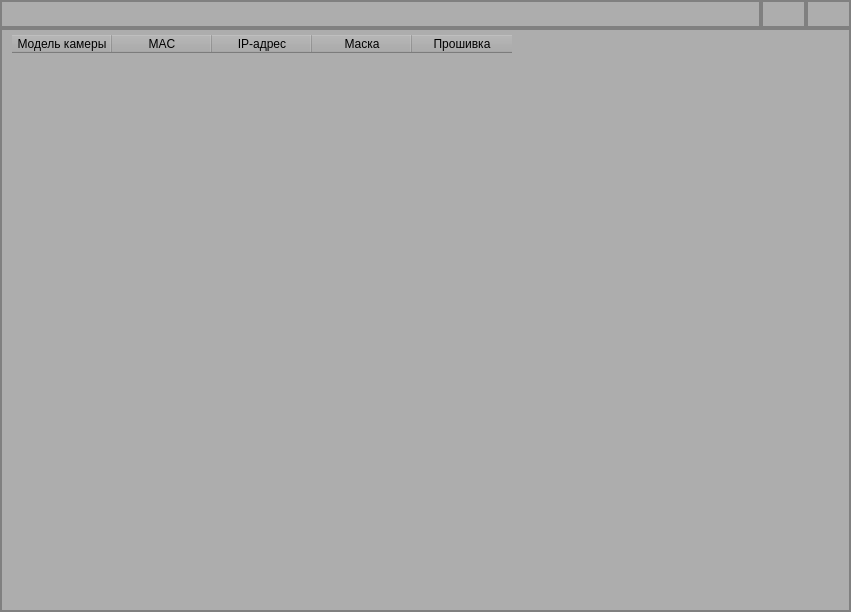
Old version of the form ui_main_frame.ui in the repository mentalitet-new/ESC-new.
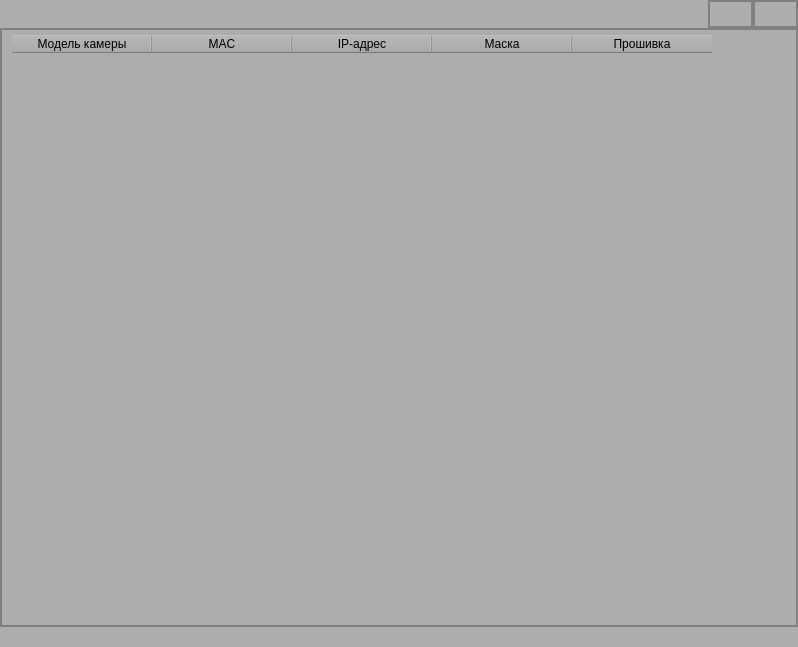
New version of the form. Icons and pictures are not drawn.

Commit message: ДОбавлен ресайз по правому нижнему уголку

The edit to the form file:
```diff
--- a/ui_main_frame.ui
+++ b/ui_main_frame.ui
@@ -6,8 +6,8 @@
    <rect>
     <x>0</x>
     <y>0</y>
-    <width>851</width>
-    <height>612</height>
+    <width>798</width>
+    <height>647</height>
    </rect>
   </property>
   <property name="windowTitle">
@@ -107,8 +107,6 @@
     padding: 5px 10px;
     background-color: rgb(173,173,173);
     color: rgb(0,0,0);  
-
-	border: 2px solid grey;
 }
 QLabel:pressed {
 	border: 2px solid green;
@@ -305,6 +303,27 @@
         <number>0</number>
        </property>
        <item>
+        <widget class="QFrame" name="table_frame">
+         <property name="frameShadow">
+          <enum>QFrame::Raised</enum>
+         </property>
+         <layout class="QVBoxLayout" name="verticalLayout_3">
+          <property name="spacing">
+           <number>0</number>
+          </property>
+          <property name="leftMargin">
+           <number>0</number>
+          </property>
+          <property name="topMargin">
+           <number>0</number>
+          </property>
+          <property name="rightMargin">
+           <number>0</number>
+          </property>
+          <property name="bottomMargin">
+           <number>0</number>
+          </property>
+          <item>
         <widget class="QTableWidget" name="tableWidget_search_camera">
          <property name="enabled">
           <bool>true</bool>
@@ -312,6 +331,9 @@
          <property name="cursor" stdset="0">
           <cursorShape>ArrowCursor</cursorShape>
          </property>
+            <property name="layoutDirection">
+             <enum>Qt::LeftToRight</enum>
+            </property>
          <property name="styleSheet">
           <string notr="true">QTableWidget {
 background-color: rgb(173,173,173);
@@ -353,6 +375,9 @@
          <attribute name="horizontalHeaderCascadingSectionResizes">
           <bool>false</bool>
          </attribute>
+            <attribute name="horizontalHeaderDefaultSectionSize">
+             <number>140</number>
+            </attribute>
          <attribute name="horizontalHeaderHighlightSections">
           <bool>true</bool>
          </attribute>
@@ -397,6 +422,96 @@
            <string>Прошивка</string>
           </property>
          </column>
+           </widget>
+          </item>
+          <item>
+           <widget class="QFrame" name="low_bot">
+            <property name="minimumSize">
+             <size>
+              <width>0</width>
+              <height>20</height>
+             </size>
+            </property>
+            <layout class="QHBoxLayout" name="horizontalLayout_6">
+             <property name="spacing">
+              <number>0</number>
+             </property>
+             <property name="leftMargin">
+              <number>0</number>
+             </property>
+             <property name="topMargin">
+              <number>0</number>
+             </property>
+             <property name="rightMargin">
+              <number>0</number>
+             </property>
+             <property name="bottomMargin">
+              <number>0</number>
+             </property>
+             <item>
+              <widget class="QFrame" name="horizontalFrame_2">
+               <property name="maximumSize">
+                <size>
+                 <width>16777215</width>
+                 <height>20</height>
+                </size>
+               </property>
+               <property name="frameShadow">
+                <enum>QFrame::Raised</enum>
+               </property>
+               <layout class="QHBoxLayout" name="horizontalLayout_9">
+                <property name="spacing">
+                 <number>0</number>
+                </property>
+                <property name="leftMargin">
+                 <number>0</number>
+                </property>
+                <property name="topMargin">
+                 <number>0</number>
+                </property>
+                <property name="rightMargin">
+                 <number>0</number>
+                </property>
+                <property name="bottomMargin">
+                 <number>0</number>
+                </property>
+               </layout>
+              </widget>
+             </item>
+             <item>
+              <widget class="QFrame" name="resize_button">
+               <property name="maximumSize">
+                <size>
+                 <width>20</width>
+                 <height>20</height>
+                </size>
+               </property>
+               <property name="frameShadow">
+                <enum>QFrame::Raised</enum>
+               </property>
+               <layout class="QHBoxLayout" name="horizontalLayout_8">
+                <property name="spacing">
+                 <number>0</number>
+                </property>
+                <property name="leftMargin">
+                 <number>0</number>
+                </property>
+                <property name="topMargin">
+                 <number>0</number>
+                </property>
+                <property name="rightMargin">
+                 <number>0</number>
+                </property>
+                <property name="bottomMargin">
+                 <number>0</number>
+                </property>
+               </layout>
+              </widget>
+             </item>
+            </layout>
+           </widget>
+          </item>
+         </layout>
         </widget>
        </item>
       </layout>
```
Left out of the diff: 8 changed lines with no effect on the pictures. Lines whose indentation alone changed are shown as unchanged. The commit also changes 2 other files.
